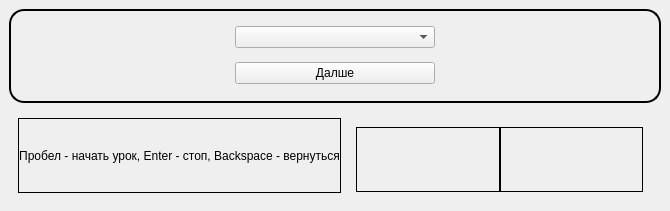
Above: Easy-work/Plugin/RegimeLesson/RegimeLesson/regimeLesson.ui from KeyGen/Easy-work before the change. Below: the same form after it.
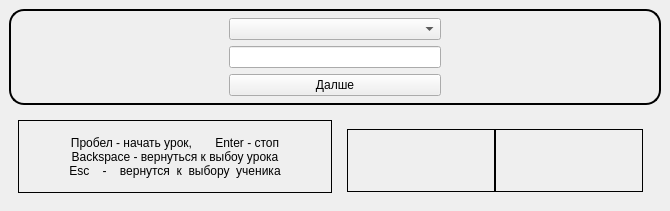
That is the form after the change.

Commit message: Оформил статистику в RegimeLesson

Diff of the .ui file:
```diff
--- a/Easy-work/Plugin/RegimeLesson/RegimeLesson/regimeLesson.ui
+++ b/Easy-work/Plugin/RegimeLesson/RegimeLesson/regimeLesson.ui
@@ -51,7 +51,7 @@
            </property>
           </widget>
          </item>
-         <item row="1" column="1">
+         <item row="2" column="1">
           <widget class="QPushButton" name="pushButton">
            <property name="minimumSize">
             <size>
@@ -70,7 +70,7 @@
            </property>
           </widget>
          </item>
-         <item row="1" column="0">
+         <item row="2" column="0">
           <spacer name="horizontalSpacer_2">
            <property name="orientation">
             <enum>Qt::Horizontal</enum>
@@ -109,6 +109,16 @@
            </property>
           </spacer>
          </item>
+         <item row="1" column="1">
+          <widget class="QLineEdit" name="inputPassvord">
+           <property name="echoMode">
+            <enum>QLineEdit::Password</enum>
+           </property>
+           <property name="alignment">
+            <set>Qt::AlignCenter</set>
+           </property>
+          </widget>
+         </item>
         </layout>
        </widget>
       </item>
@@ -124,7 +134,9 @@
             <enum>QFrame::Box</enum>
            </property>
            <property name="text">
-            <string>Пробел - начать урок, Enter - стоп, Backspace - вернуться</string>
+            <string>Пробел - начать урок,       Enter - стоп 
+Backspace - вернуться к выбоу урока 
+Esc    -    вернутся  к  выбору  ученика</string>
            </property>
            <property name="alignment">
             <set>Qt::AlignCenter</set>
```
The commit also changes 38 other files.
